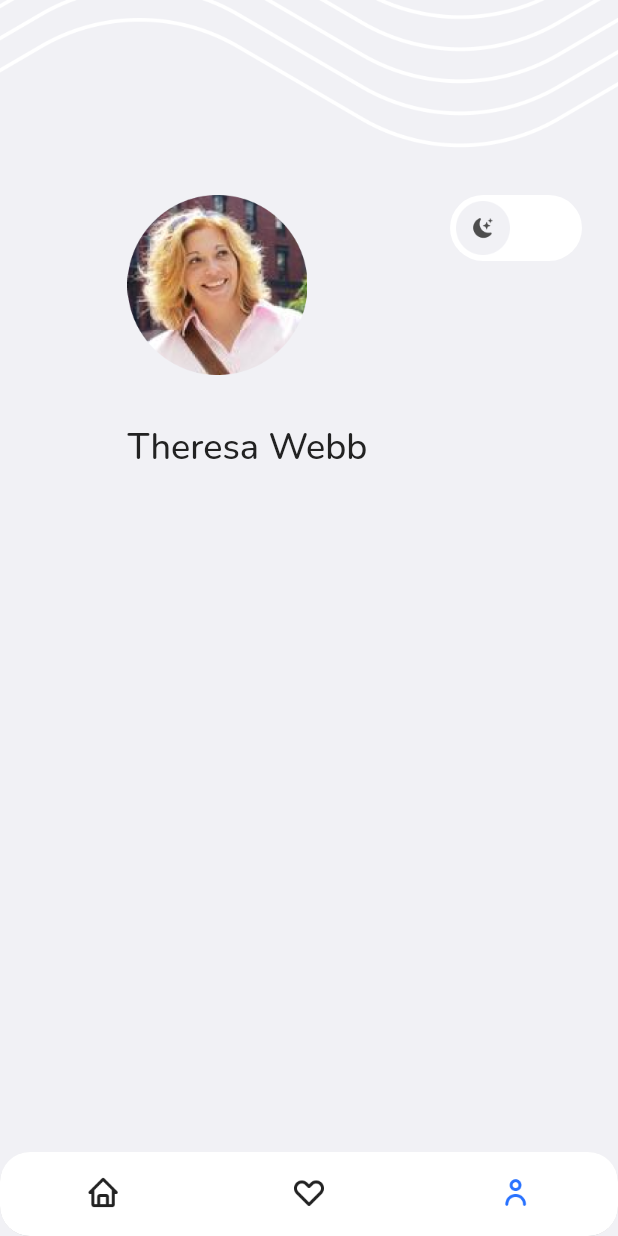
After one commit to khoerodin/flutter-furniture-store-app, a Flutter app: the ProfilePage screen opened by its route, on a phone screen of 412 x 824 dp. The commit adds this screen. Run offline on Flutter 3.47's test engine with Material 2 defaults, Android fonts, the phone set to English and light mode, and no system bars; our stand-ins replace carousel_slider, fluttertoast, google_fonts, shimmer.

Commit message:
Profile Page Part I

```diff
--- a/lib/main.dart
+++ b/lib/main.dart
@@ -2,6 +2,7 @@ import 'package:flutter/material.dart';
 import 'package:space/pages/category_page.dart';
 import 'package:space/pages/home_page.dart';
 import 'package:space/pages/on_boarding_page.dart';
+import 'package:space/pages/profile_page.dart';
 import 'package:space/pages/search_page.dart';
 import 'package:space/pages/search_result_page.dart';
 import 'package:space/pages/sign_in_page.dart';
@@ -28,6 +29,7 @@ class MyApp extends StatelessWidget {
         '/search-result': (context) => const SearchResultPage(),
         '/category': (context) => const CategoryPage(),
         '/wishlist': (context) => const WishlistPage(),
+        '/profile': (context) => const ProfilePage(),
       },
     );
   }
--- a/lib/pages/home_page.dart
+++ b/lib/pages/home_page.dart
@@ -27,6 +27,8 @@ class _HomePageState extends State<HomePage> {
             onTap: (value) {
               if (value == 1) {
                 Navigator.pushNamed(context, '/wishlist');
+              } else if (value == 2) {
+                Navigator.pushNamed(context, '/profile');
               }
             },
             items: [
@@ -34,6 +36,7 @@ class _HomePageState extends State<HomePage> {
                 icon: Image.asset(
                   'assets/icon_home.png',
                   width: 24,
+                  color: kBlueColor,
                 ),
                 label: 'Home',
               ),
--- /dev/null
+++ b/lib/pages/profile_page.dart
@@ -0,0 +1,115 @@
+import 'package:flutter/material.dart';
+import 'package:space/theme.dart';
+
+class ProfilePage extends StatelessWidget {
+  const ProfilePage({super.key});
+
+  @override
+  Widget build(BuildContext context) {
+    return Scaffold(
+      backgroundColor: kWhiteGreyColor,
+      bottomNavigationBar: ClipRRect(
+        borderRadius: BorderRadius.circular(20),
+        child: BottomNavigationBar(
+          onTap: (value) {
+            if (value == 0) {
+              Navigator.pushNamed(context, '/home');
+            } else if (value == 1) {
+              Navigator.pushNamed(context, '/wishlist');
+            }
+          },
+          showSelectedLabels: false,
+          showUnselectedLabels: false,
+          backgroundColor: kWhiteColor,
+          items: [
+            BottomNavigationBarItem(
+              icon: Image.asset(
+                'assets/icon_home.png',
+                width: 24,
+              ),
+              label: 'Home',
+            ),
+            BottomNavigationBarItem(
+              icon: Image.asset(
+                'assets/icon_wishlist.png',
+                width: 24,
+              ),
+              label: 'Wishlist',
+            ),
+            BottomNavigationBarItem(
+              icon: Image.asset(
+                'assets/icon_profile.png',
+                width: 24,
+                color: kBlueColor,
+              ),
+              label: 'Profile',
+            ),
+          ],
+        ),
+      ),
+      body: Stack(
+        children: [
+          Image.asset(
+            'assets/image_background.png',
+          ),
+          ListView(
+            children: [
+              const SizedBox(
+                height: 130,
+              ),
+              Padding(
+                padding: const EdgeInsets.only(
+                  left: 30,
+                  right: 24,
+                ),
+                child: Row(
+                  crossAxisAlignment: CrossAxisAlignment.start,
+                  mainAxisAlignment: MainAxisAlignment.spaceBetween,
+                  children: [
+                    const SizedBox(
+                      height: 130,
+                    ),
+                    Column(
+                      crossAxisAlignment: CrossAxisAlignment.start,
+                      children: [
+                        Image.asset(
+                          'assets/image_profile.png',
+                          width: 120,
+                        ),
+                        const SizedBox(
+                          height: 32,
+                        ),
+                        Text(
+                          'Theresa Webb',
+                          style: blackTextStyle.copyWith(
+                            fontSize: 24,
+                            fontWeight: medium,
+                          ),
+                        )
+                      ],
+                    ),
+                    Container(
+                      width: 88,
+                      height: 44,
+                      padding: const EdgeInsets.all(4),
+                      decoration: BoxDecoration(
+                        borderRadius: BorderRadius.circular(100),
+                        color: kWhiteColor,
+                      ),
+                      child: Align(
+                        alignment: Alignment.centerLeft,
+                        child: Image.asset(
+                          'assets/icon_switch_dark.png',
+                        ),
+                      ),
+                    )
+                  ],
+                ),
+              )
+            ],
+          )
+        ],
+      ),
+    );
+  }
+}
--- a/lib/pages/wishlist_page.dart
+++ b/lib/pages/wishlist_page.dart
@@ -66,6 +66,13 @@ class _WishlistPageState extends State<WishlistPage> {
         bottomNavigationBar: ClipRRect(
           borderRadius: BorderRadius.circular(20),
           child: BottomNavigationBar(
+            onTap: (value) {
+              if (value == 0) {
+                Navigator.pushNamed(context, '/home');
+              } else if (value == 2) {
+                Navigator.pushNamed(context, '/profile');
+              }
+            },
             showSelectedLabels: false,
             showUnselectedLabels: false,
             backgroundColor: kWhiteColor,
```
